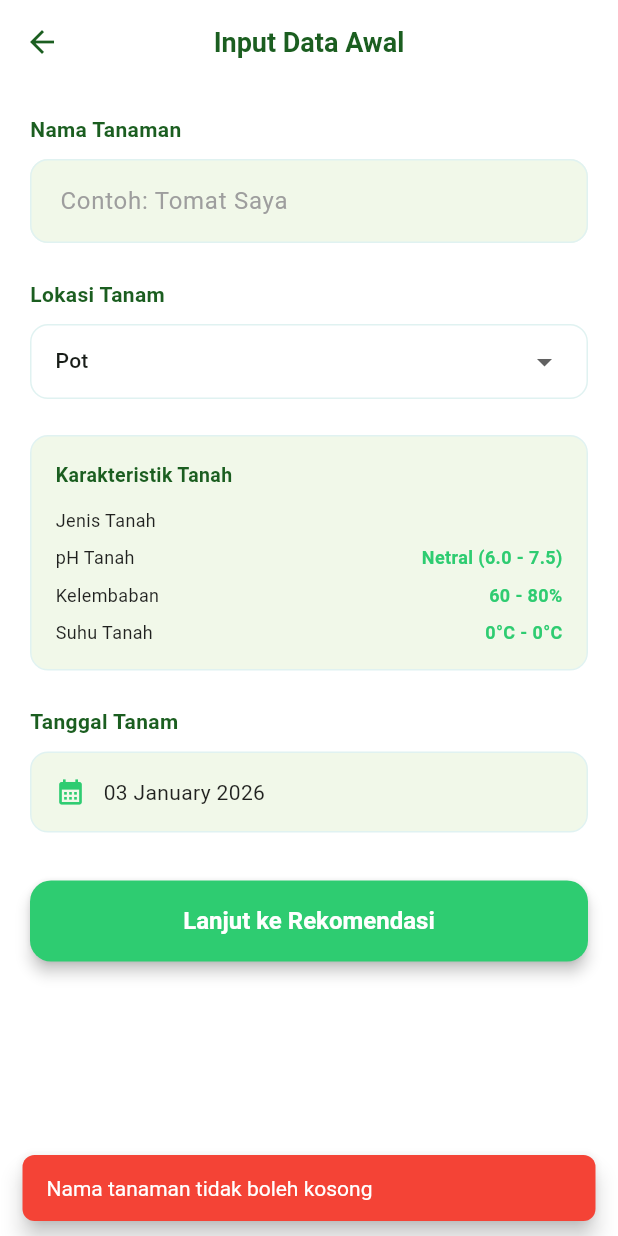
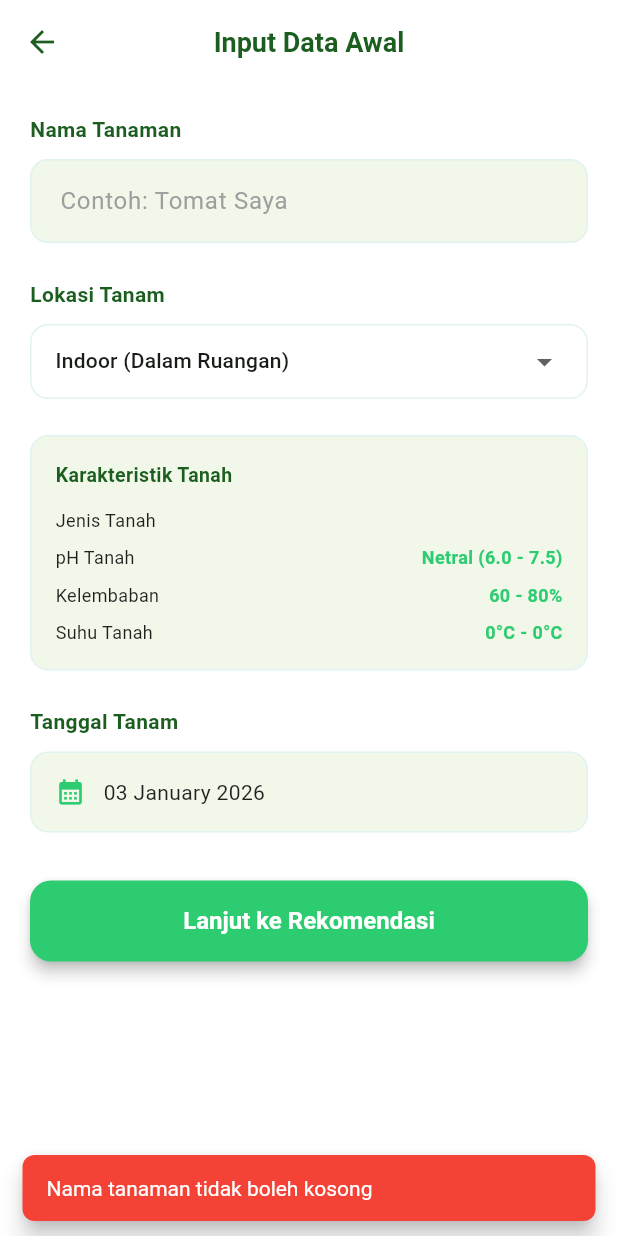
Before and after one commit to MuhRidwaan/TanamCareApps, a Flutter app: the PlantInputScreen screen opened directly with empty values, after a tap on "Lanjut ke Rekomendasi", on a phone screen of 412 x 824 dp. Run offline on Flutter 3.47's test engine with Material 3 defaults, Android fonts, the phone set to English and light mode, and no system bars; our stand-ins replace dio, flutter_secure_storage, image_picker; missing offline and left inert: tflite_flutter; accounts and stored records are empty; network calls fail; statements that could not run were skipped.

Commit message:
feat(dashboard): improve home, garden, and plant input screens
- Home: add multi-language support, UI improvements
- MyGarden: add delete plant feature, translations
- PlantInput: improved input validation and UI

```diff
--- a/lib/screens/dashboard/plant_input_screen.dart
+++ b/lib/screens/dashboard/plant_input_screen.dart
@@ -2,7 +2,6 @@ import 'package:flutter/material.dart';
 import 'package:provider/provider.dart';
 import 'package:intl/intl.dart';
 import '../../models/plant_species_model.dart';
-import '../../providers/auth_provider.dart';
 import '../../providers/garden_provider.dart';
 import 'plant_recommendation_screen.dart';
 
@@ -17,16 +16,16 @@ class PlantInputScreen extends StatefulWidget {
 
 class _PlantInputScreenState extends State<PlantInputScreen> {
   late TextEditingController _nicknameController;
-  String _selectedLocationType = "Pot";
+  String _selectedLocationType = "indoor";
   DateTime? _selectedDate;
   bool _isLoading = false;
+  String? _errorMessage;
 
-  final List<String> _locationTypes = [
-    "Pot",
-    "Raised Bed",
-    "Ground",
-    "Hanging Basket",
-    "Planter Box"
+  // Sesuai API: location_type (indoor/outdoor/greenhouse)
+  final List<Map<String, String>> _locationTypes = [
+    {"value": "indoor", "label": "Indoor (Dalam Ruangan)"},
+    {"value": "outdoor", "label": "Outdoor (Luar Ruangan)"},
+    {"value": "greenhouse", "label": "Greenhouse (Rumah Kaca)"},
   ];
 
   @override
@@ -83,20 +82,24 @@ class _PlantInputScreenState extends State<PlantInputScreen> {
 
     setState(() {
       _isLoading = true;
+      _errorMessage = null;
     });
 
     try {
-      final authProvider =
-          Provider.of<AuthProvider>(context, listen: false);
       final gardenProvider =
           Provider.of<GardenProvider>(context, listen: false);
 
+      // Format tanggal ke YYYY-MM-DD sesuai API
+      final dateForApi = _selectedDate != null
+          ? "${_selectedDate!.year}-${_selectedDate!.month.toString().padLeft(2, '0')}-${_selectedDate!.day.toString().padLeft(2, '0')}"
+          : "${DateTime.now().year}-${DateTime.now().month.toString().padLeft(2, '0')}-${DateTime.now().day.toString().padLeft(2, '0')}";
+
       // Add plant to garden
-      await gardenProvider.addPlantToGarden(
+      final success = await gardenProvider.addPlantToGarden(
         speciesId: widget.plant.id,
         nickname: _nicknameController.text,
         locationType: _selectedLocationType,
-        plantingDate: _selectedDate?.toIso8601String() ?? DateTime.now().toIso8601String(),
+        plantingDate: dateForApi,
       );
 
       setState(() {
@@ -105,6 +108,7 @@ class _PlantInputScreenState extends State<PlantInputScreen> {
 
       if (!mounted) return;
 
+      if (success) {
         // Navigate to recommendation screen
         Navigator.pushReplacement(
           context,
@@ -117,6 +121,14 @@ class _PlantInputScreenState extends State<PlantInputScreen> {
             ),
           ),
         );
+      } else {
+        ScaffoldMessenger.of(context).showSnackBar(
+          const SnackBar(
+            content: Text("Gagal menyimpan tanaman. Coba lagi."),
+            backgroundColor: Colors.red,
+          ),
+        );
+      }
     } catch (e) {
       setState(() {
         _isLoading = false;
@@ -124,10 +136,16 @@ class _PlantInputScreenState extends State<PlantInputScreen> {
 
       if (!mounted) return;
 
+      String errorMsg = e.toString();
+      if (errorMsg.contains('Exception:')) {
+        errorMsg = errorMsg.replaceAll('Exception:', '').trim();
+      }
+
       ScaffoldMessenger.of(context).showSnackBar(
         SnackBar(
-          content: Text("Error: ${e.toString()}"),
+          content: Text(errorMsg),
           backgroundColor: Colors.red,
+          duration: const Duration(seconds: 4),
         ),
       );
     }
@@ -221,11 +239,11 @@ class _PlantInputScreenState extends State<PlantInputScreen> {
                   isExpanded: true,
                   underline: const SizedBox(),
                   padding: const EdgeInsets.symmetric(horizontal: 16),
-                  items: _locationTypes.map((String value) {
+                  items: _locationTypes.map((Map<String, String> item) {
                     return DropdownMenuItem<String>(
-                      value: value,
+                      value: item['value'],
                       child: Text(
-                        value,
+                        item['label']!,
                         style: const TextStyle(fontSize: 14),
                       ),
                     );
```
Also changed, not shown: lib/main.dart (+8 -4 lines), lib/screens/dashboard/home_screen.dart (+77 -135 lines), lib/screens/dashboard/my_garden_screen.dart (+9 -29 lines). Lines whose indentation alone changed are shown as unchanged.
